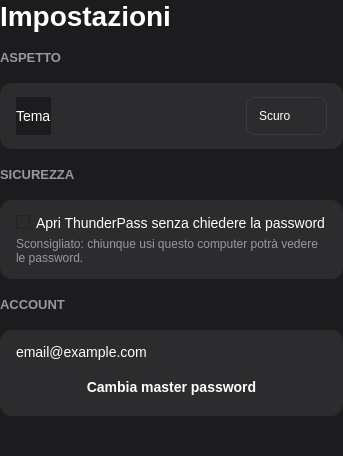
Qt form src/settingspage.ui (IlTocche/ThunderPass) before a commit.
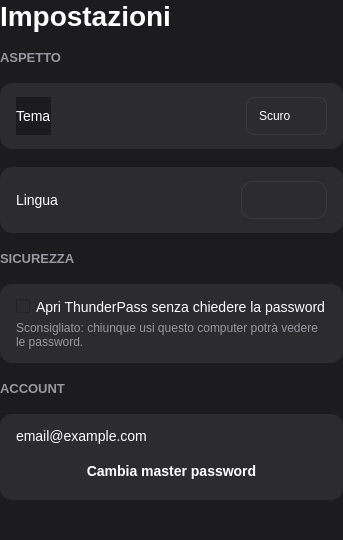
The same form after that commit.

Commit message: Add language selection (Italian/English) in Settings

```diff
--- a/src/settingspage.ui
+++ b/src/settingspage.ui
@@ -99,6 +99,33 @@
     </widget>
    </item>
 
+   <!-- Lingua -->
+   <item>
+    <widget class="QFrame" name="cardLanguage">
+     <property name="styleSheet"><string>background-color: #2c2c2e; border-radius: 12px;</string></property>
+     <layout class="QHBoxLayout" name="languageLayout">
+      <property name="leftMargin"><number>16</number></property>
+      <property name="topMargin"><number>14</number></property>
+      <property name="rightMargin"><number>16</number></property>
+      <property name="bottomMargin"><number>14</number></property>
+      <item>
+       <widget class="QLabel" name="languageText">
+        <property name="text"><string>Lingua</string></property>
+       </widget>
+      </item>
+      <item>
+       <spacer name="languageSpacer">
+        <property name="orientation"><enum>Qt::Horizontal</enum></property>
+        <property name="sizeHint" stdset="0"><size><width>40</width><height>20</height></size></property>
+       </spacer>
+      </item>
+      <item>
+       <widget class="QComboBox" name="languageCombo"/>
+      </item>
+     </layout>
+    </widget>
+   </item>
+
    <!-- SICUREZZA -->
    <item>
     <widget class="QLabel" name="securityLabel">
```
Left out of the diff: 2 changed lines with no effect on the pictures. The commit also changes 2 other files.
